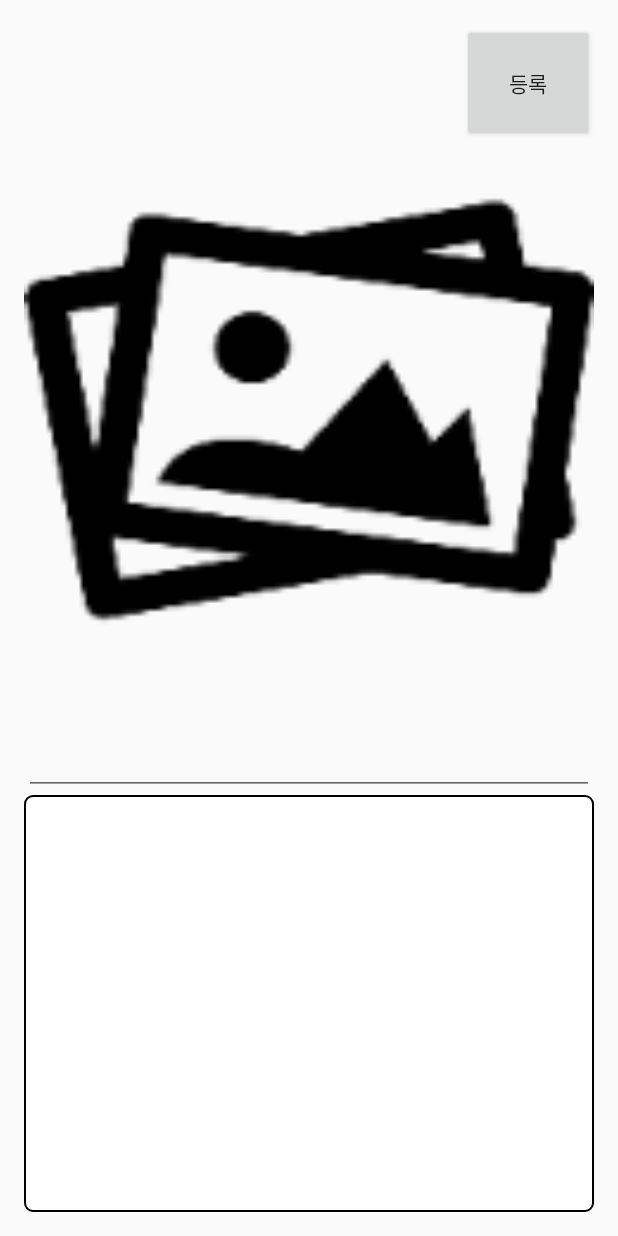
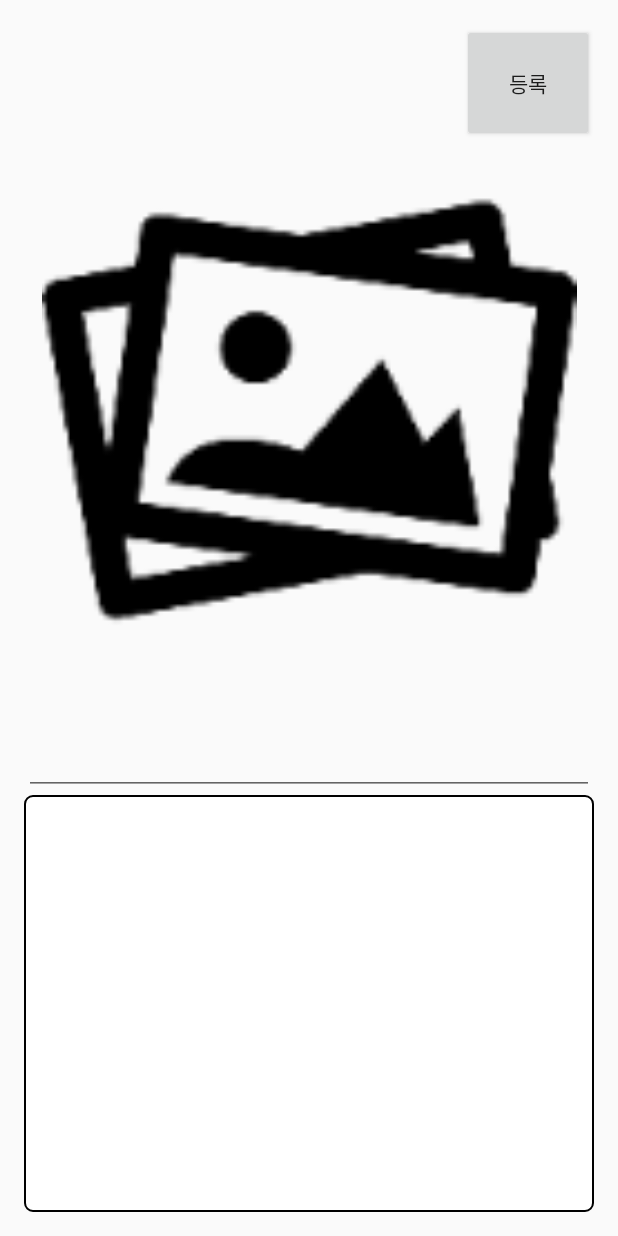
Before and after one commit to JunJahyun/MiBoard, an Android app: the WritingActivity screen opened directly, with no data from a screen before it, on a phone screen of 412 x 824 dp. Run offline under Robolectric (Android 15) with nearby library versions, the phone set to English and light mode, and no system bars.

Commit message:
WritingActivity Layout 수정(Photo 기본 image 적용 방식 변경)

```diff
--- a/MiBoard/app/src/main/java/com/midasit/miboard/WritingActivity.java
+++ b/MiBoard/app/src/main/java/com/midasit/miboard/WritingActivity.java
@@ -28,6 +28,8 @@ public class WritingActivity extends AppCompatActivity {
 
         button_Regist = (Button) findViewById(R.id.button_default_layout1);
         imageView_photo = (ImageView) findViewById(R.id.imageView_photo);
+
+        imageView_photo.setImageResource(R.mipmap.img_photo_default);
 
         button_Regist.setVisibility(View.VISIBLE);
         button_Regist.setText("등록");
--- a/MiBoard/app/src/main/res/layout/layout_default.xml
+++ b/MiBoard/app/src/main/res/layout/layout_default.xml
@@ -38,9 +38,7 @@
             android:id="@+id/imageView_photo"
             android:layout_width="match_parent"
             android:layout_height="0dp"
-            android:layout_weight="9"
-            android:background="@mipmap/img_photo_default"
-            android:scaleType="centerInside"/>
+            android:layout_weight="9" />
 
         <EditText
             android:id="@+id/editText_title"
```
